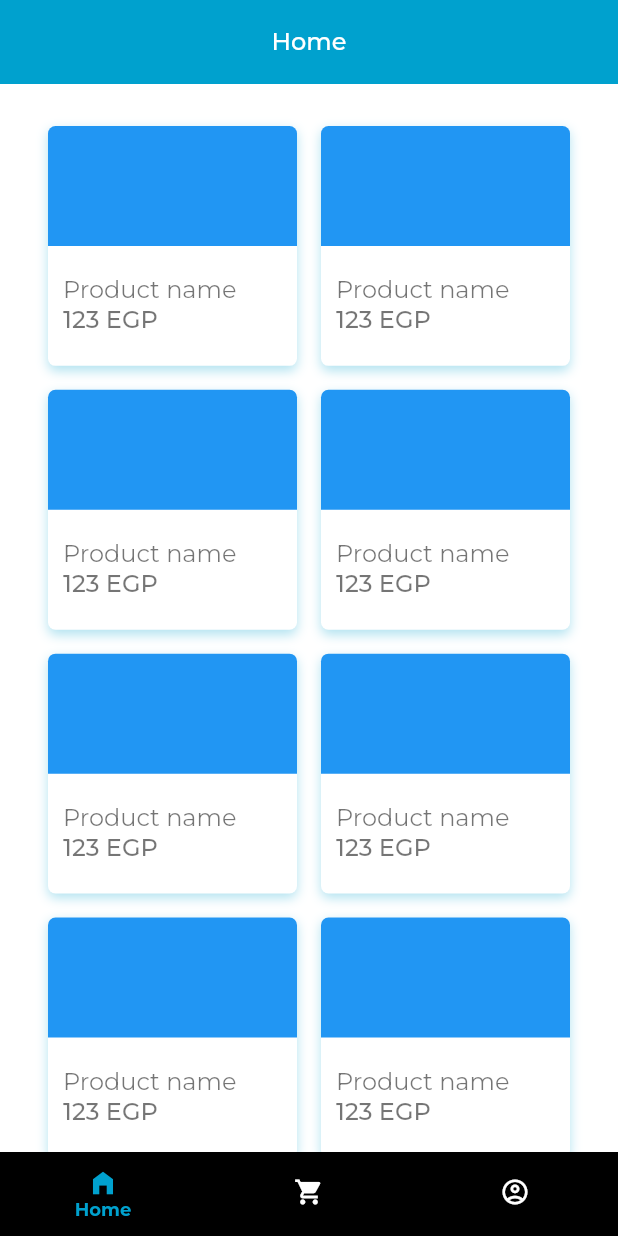
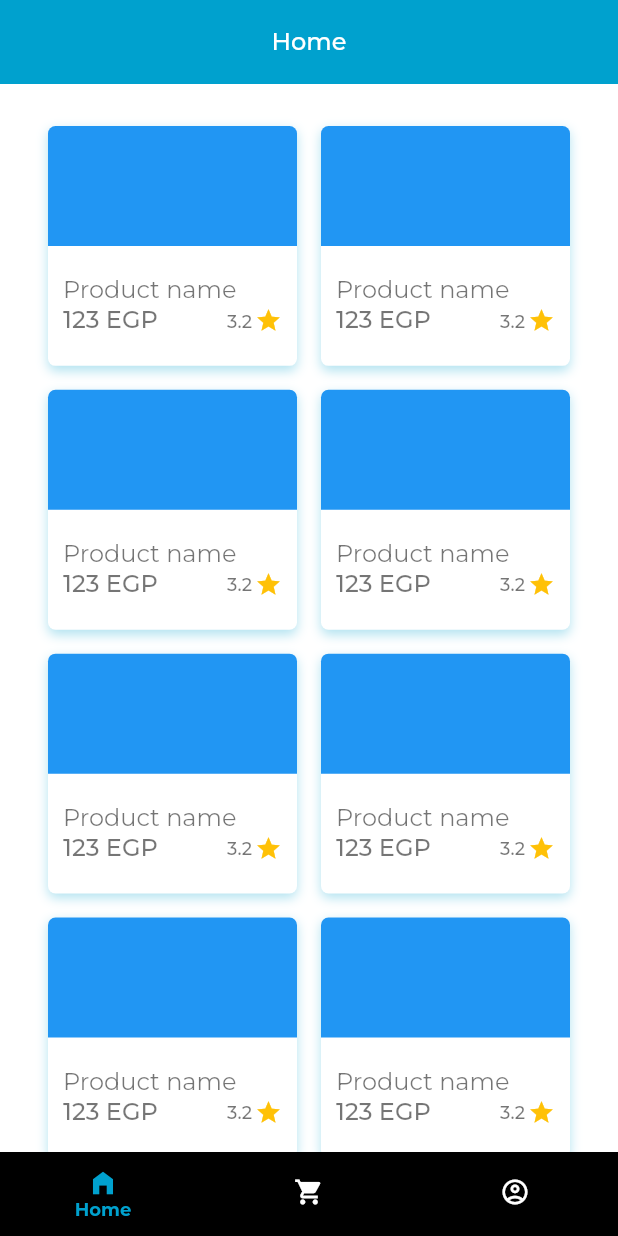
Before and after one commit to 0AbdElRahman-Mohamed0/notchy, a Flutter app: the NavScreen screen opened directly, on a phone screen of 412 x 824 dp. Run offline on Flutter 3.47's test engine with Material 2 defaults, Android fonts, the phone set to English and light mode, and no system bars; our stand-ins replace flutter_svg, loading_indicator; missing offline and left inert: fl_country_code_picker, flrx_validator.

Commit message:
product model and add rating to product card

```diff
--- a/lib/ui/widget/product_card.dart
+++ b/lib/ui/widget/product_card.dart
@@ -63,6 +63,28 @@ class _ProductCardState extends State<ProductCard> {
                                     fontWeight: FontWeight.w500,
                                   ),
                         ),
+                        Row(
+                          children: [
+                            Text(
+                              '3.2',
+                              style: Theme.of(context)
+                                  .textTheme
+                                  .headline1
+                                  ?.copyWith(
+                                    fontSize: 12,
+                                    fontWeight: FontWeight.w500,
+                                  ),
+                            ),
+                            const SizedBox(
+                              width: 2,
+                            ),
+                            const Icon(
+                              Icons.star,
+                              color: Colors.amber,
+                              size: 18,
+                            ),
+                          ],
+                        ),
                       ],
                     ),
                   ],
```
Also changed, not shown: lib/models/product_model.dart (added, +21 -0 lines), lib/models/rating_model.dart (added, +9 -0 lines).
